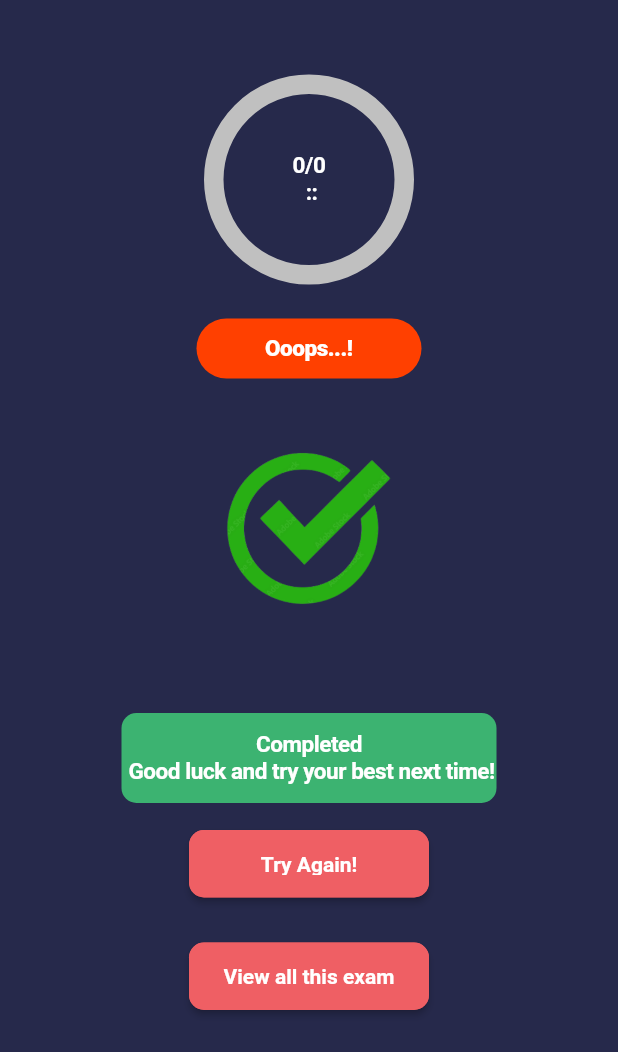
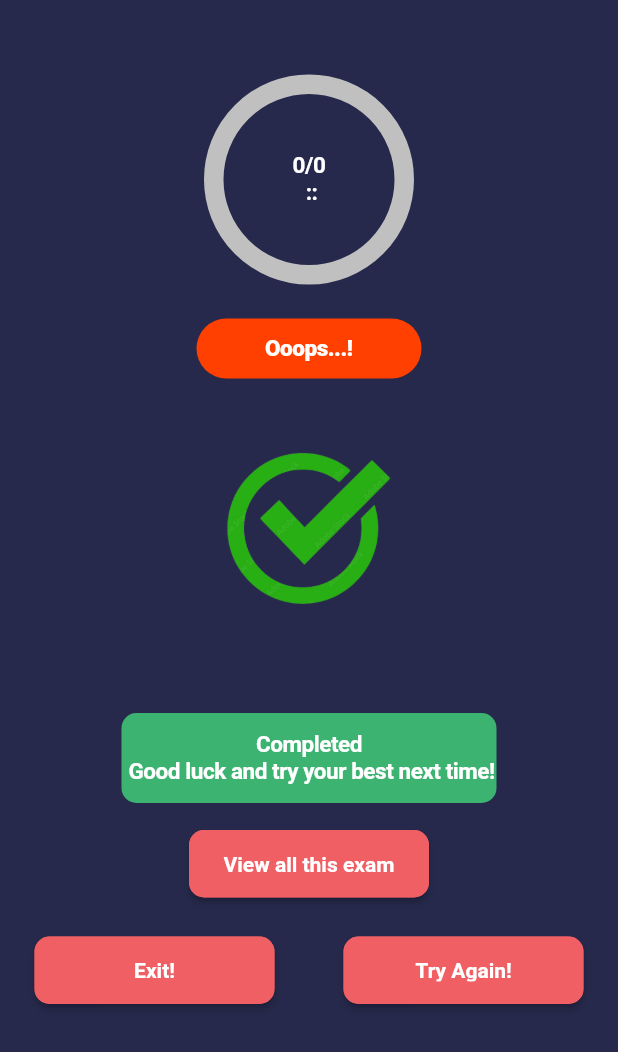
Before and after one commit to hvloan/EnLabQuiz, a Flutter app: the ResultScreen screen opened directly with empty values, on a phone screen of 412 x 824 dp. Shown: the top 1052 px of the screen. Run offline on Flutter 3.47's test engine with Material 2 defaults, Android fonts, the light colour scheme and no system bars; drawn by our look-alikes of percent_indicator.

Commit message:
Update add Exit button

```diff
--- a/lib/screens/result_screen.dart
+++ b/lib/screens/result_screen.dart
@@ -4,6 +4,7 @@ import 'package:enlab_quiz/screens/all_quiz_done.dart';
 import 'package:enlab_quiz/screens/quiz_screen.dart';
 import 'package:enlab_quiz/widgets/button_widget.dart';
 import 'package:flutter/material.dart';
+import 'package:flutter/services.dart';
 import 'package:percent_indicator/circular_percent_indicator.dart';
 
 class ResultScreen extends StatelessWidget {
@@ -185,29 +186,6 @@ class ResultScreen extends StatelessWidget {
                       color: AppColors.vlRedColor,
                       borderRadius: BorderRadius.all(Radius.circular(10.0))),
                   child: ButtonWidget(
-                    textLabelButton: const Text("Try Again!"),
-                    colorTextLabelButton: AppColors.vlWhiteColor,
-                    colorButton: AppColors.vlRedColor,
-                    onPress: () {
-                      Navigator.of(context).push(
-                        MaterialPageRoute(
-                          builder: (context) => const QuizScreen(),
-                        ),
-                      );
-                    },
-                  ),
-                ),
-                const SizedBox(
-                  height: 12,
-                ),
-                Container(
-                  width: 160,
-                  height: 45,
-                  margin: const EdgeInsets.only(top: 18),
-                  decoration: const BoxDecoration(
-                      color: AppColors.vlRedColor,
-                      borderRadius: BorderRadius.all(Radius.circular(10.0))),
-                  child: ButtonWidget(
                     textLabelButton: const Text("View all this exam"),
                     colorTextLabelButton: AppColors.vlWhiteColor,
                     colorButton: AppColors.vlRedColor,
@@ -220,6 +198,50 @@ class ResultScreen extends StatelessWidget {
                     },
                   ),
                 ),
+                const SizedBox(
+                  height: 8,
+                ),
+                Row(
+                  mainAxisAlignment: MainAxisAlignment.spaceAround,
+                  children: [
+                    Container(
+                      width: 160,
+                      height: 45,
+                      margin: const EdgeInsets.only(top: 18),
+                      decoration: const BoxDecoration(
+                          color: AppColors.vlRedColor,
+                          borderRadius:
+                              BorderRadius.all(Radius.circular(10.0))),
+                      child: ButtonWidget(
+                        textLabelButton: const Text("Exit!"),
+                        colorTextLabelButton: AppColors.vlWhiteColor,
+                        colorButton: AppColors.vlRedColor,
+                        onPress: () => SystemNavigator.pop(),
+                      ),
+                    ),
+                    Container(
+                      width: 160,
+                      height: 45,
+                      margin: const EdgeInsets.only(top: 18),
+                      decoration: const BoxDecoration(
+                          color: AppColors.vlRedColor,
+                          borderRadius:
+                              BorderRadius.all(Radius.circular(10.0))),
+                      child: ButtonWidget(
+                        textLabelButton: const Text("Try Again!"),
+                        colorTextLabelButton: AppColors.vlWhiteColor,
+                        colorButton: AppColors.vlRedColor,
+                        onPress: () => {
+                          Navigator.of(context).push(
+                            MaterialPageRoute(
+                              builder: (context) => const QuizScreen(),
+                            ),
+                          ),
+                        },
+                      ),
+                    ),
+                  ],
+                ),
               ],
             ),
             const SizedBox(
```
